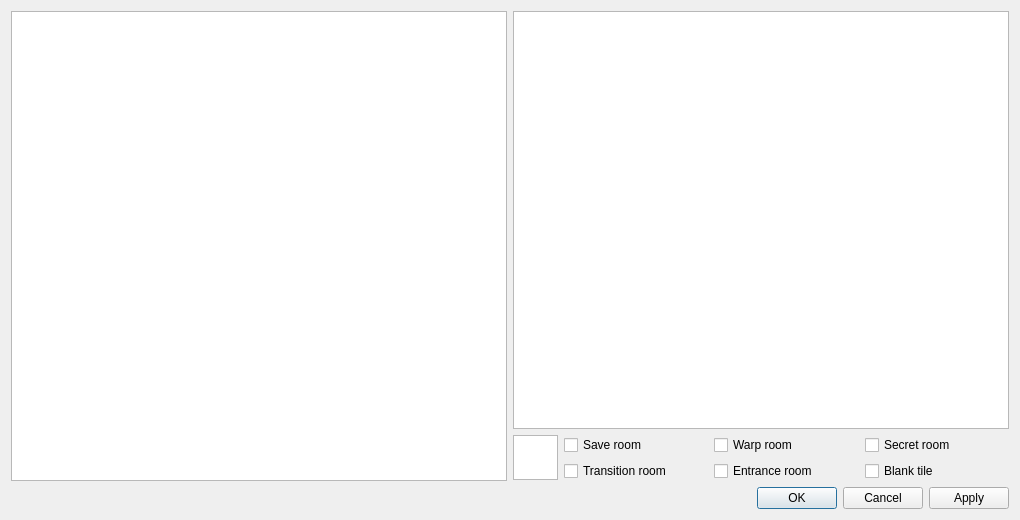
The window that dsvedit/map_editor.ui (LagoLunatic/DSVEdit) describes before a commit, drawn with Qt 5.
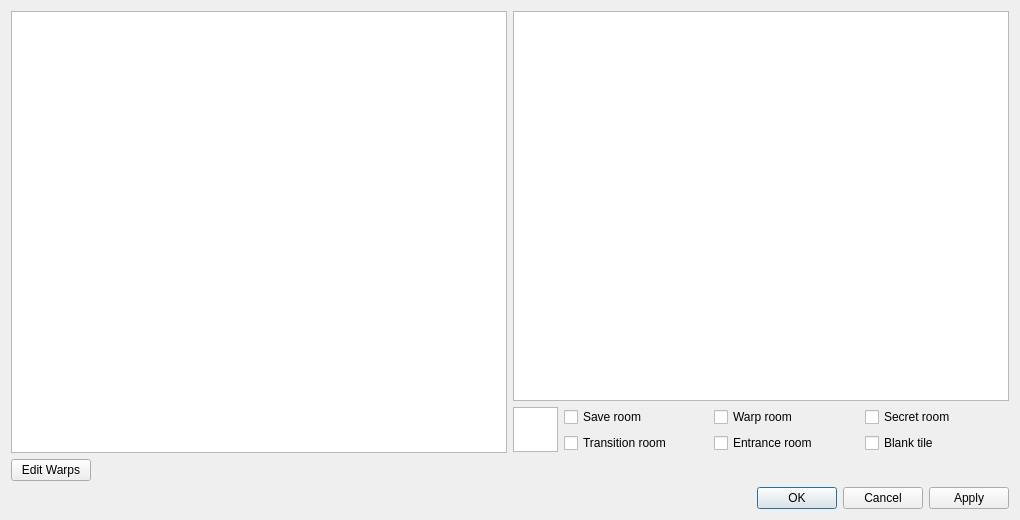
The same window after the commit.

Commit message: Map editor: Add mode to edit warp rooms in DoS/AoS

What changed in the file:
```diff
--- a/dsvedit/map_editor.ui
+++ b/dsvedit/map_editor.ui
@@ -95,6 +95,30 @@
      </item>
     </layout>
    </item>
+   <item>
+    <layout class="QHBoxLayout" name="horizontalLayout_2">
+     <item>
+      <widget class="QPushButton" name="edit_warps_button">
+       <property name="text">
+        <string>Edit Warps</string>
+       </property>
+      </widget>
+     </item>
+     <item>
+      <spacer name="horizontalSpacer">
+       <property name="orientation">
+        <enum>Qt::Horizontal</enum>
+       </property>
+       <property name="sizeHint" stdset="0">
+        <size>
+         <width>40</width>
+         <height>20</height>
+        </size>
+       </property>
+      </spacer>
+     </item>
+    </layout>
+   </item>
    <item>
     <widget class="QDialogButtonBox" name="buttonBox">
      <property name="standardButtons">
```
The commit also changes 5 other files.
